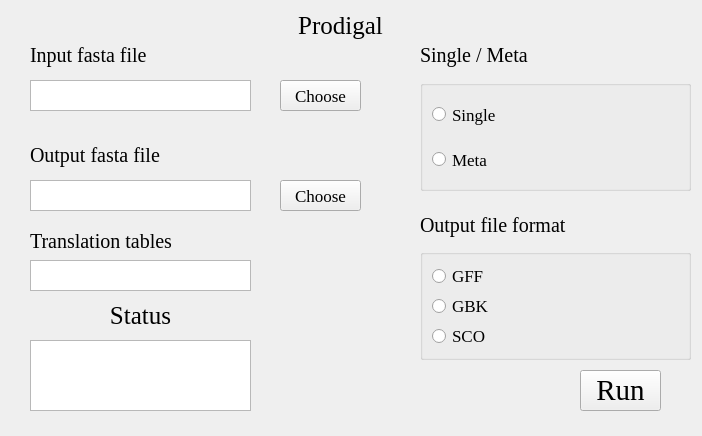
First picture: the form in Prodigal.ui, repository hzaurzli/MicroWorldOmics, before the edit.
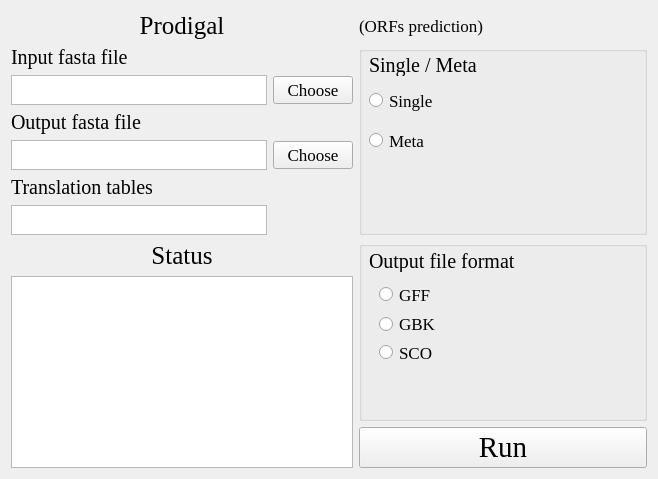
Second picture: the form after the edit. Icons and pictures are not drawn.

What changed in the file:
```diff
--- a/Prodigal.ui
+++ b/Prodigal.ui
@@ -6,12 +6,12 @@
    <rect>
     <x>0</x>
     <y>0</y>
-    <width>702</width>
-    <height>436</height>
+    <width>658</width>
+    <height>478</height>
    </rect>
   </property>
   <property name="sizePolicy">
-   <sizepolicy hsizetype="Expanding" vsizetype="Preferred">
+   <sizepolicy hsizetype="Expanding" vsizetype="Expanding">
     <horstretch>0</horstretch>
     <verstretch>0</verstretch>
    </sizepolicy>
@@ -22,180 +22,11 @@
   <property name="styleSheet">
    <string notr="true">background-image: url(D:/Documents/Desktop/bb.png)</string>
   </property>
-  <widget class="QLabel" name="label">
-   <property name="geometry">
-    <rect>
-     <x>280</x>
-     <y>10</y>
-     <width>121</width>
-     <height>31</height>
-    </rect>
-   </property>
-   <property name="font">
-    <font>
-     <family>Times New Roman</family>
-     <pointsize>19</pointsize>
-    </font>
-   </property>
-   <property name="text">
-    <string>Prodigal</string>
-   </property>
-   <property name="alignment">
-    <set>Qt::AlignCenter</set>
-   </property>
-  </widget>
-  <widget class="QLabel" name="label_2">
-   <property name="geometry">
-    <rect>
-     <x>30</x>
-     <y>40</y>
-     <width>161</width>
-     <height>31</height>
-    </rect>
-   </property>
-   <property name="font">
-    <font>
-     <family>Times New Roman</family>
-     <pointsize>15</pointsize>
-    </font>
-   </property>
-   <property name="text">
-    <string>Input fasta file</string>
-   </property>
-   <property name="alignment">
-    <set>Qt::AlignLeading|Qt::AlignLeft|Qt::AlignVCenter</set>
-   </property>
-  </widget>
-  <widget class="QTextBrowser" name="textBrowser_2">
-   <property name="geometry">
-    <rect>
-     <x>30</x>
-     <y>80</y>
-     <width>221</width>
-     <height>31</height>
-    </rect>
-   </property>
-   <property name="styleSheet">
-    <string notr="true">background-image: url(D:/Documents/Desktop/white.png)</string>
-   </property>
-  </widget>
-  <widget class="QLabel" name="label_3">
-   <property name="geometry">
-    <rect>
-     <x>30</x>
-     <y>140</y>
-     <width>161</width>
-     <height>31</height>
-    </rect>
-   </property>
-   <property name="font">
-    <font>
-     <family>Times New Roman</family>
-     <pointsize>15</pointsize>
-    </font>
-   </property>
-   <property name="text">
-    <string>Output fasta file</string>
-   </property>
-   <property name="alignment">
-    <set>Qt::AlignLeading|Qt::AlignLeft|Qt::AlignVCenter</set>
-   </property>
-  </widget>
-  <widget class="QTextBrowser" name="textBrowser_3">
-   <property name="geometry">
-    <rect>
-     <x>30</x>
-     <y>180</y>
-     <width>221</width>
-     <height>31</height>
-    </rect>
-   </property>
-   <property name="styleSheet">
-    <string notr="true">background-image: url(D:/Documents/Desktop/white.png)</string>
-   </property>
-  </widget>
-  <widget class="QPushButton" name="pushButton_2">
-   <property name="geometry">
-    <rect>
-     <x>280</x>
-     <y>80</y>
-     <width>81</width>
-     <height>31</height>
-    </rect>
-   </property>
-   <property name="font">
-    <font>
-     <family>Times New Roman</family>
-     <pointsize>13</pointsize>
-    </font>
-   </property>
-   <property name="text">
-    <string>Choose</string>
-   </property>
-  </widget>
-  <widget class="QPushButton" name="pushButton_3">
-   <property name="geometry">
-    <rect>
-     <x>280</x>
-     <y>180</y>
-     <width>81</width>
-     <height>31</height>
-    </rect>
-   </property>
-   <property name="font">
-    <font>
-     <family>Times New Roman</family>
-     <pointsize>13</pointsize>
-    </font>
-   </property>
-   <property name="text">
-    <string>Choose</string>
-   </property>
-  </widget>
-  <widget class="QTextBrowser" name="textBrowser">
-   <property name="geometry">
-    <rect>
-     <x>30</x>
-     <y>340</y>
-     <width>221</width>
-     <height>71</height>
-    </rect>
-   </property>
-   <property name="styleSheet">
-    <string notr="true">background-image: url(D:/Documents/Desktop/white.png)</string>
-   </property>
-  </widget>
-  <widget class="QLabel" name="label_4">
-   <property name="geometry">
-    <rect>
-     <x>60</x>
-     <y>300</y>
-     <width>161</width>
-     <height>31</height>
-    </rect>
-   </property>
-   <property name="font">
-    <font>
-     <family>Times New Roman</family>
-     <pointsize>19</pointsize>
-    </font>
-   </property>
-   <property name="text">
-    <string>Status</string>
-   </property>
-   <property name="alignment">
-    <set>Qt::AlignCenter</set>
-   </property>
-  </widget>
+  <layout class="QGridLayout" name="gridLayout_8">
+   <item row="3" column="1">
+    <layout class="QGridLayout" name="gridLayout_6">
+     <item row="0" column="0">
   <widget class="QPushButton" name="pushButton">
-   <property name="geometry">
-    <rect>
-     <x>580</x>
-     <y>370</y>
-     <width>81</width>
-     <height>41</height>
-    </rect>
-   </property>
    <property name="font">
     <font>
      <family>Times New Roman</family>
@@ -209,23 +40,36 @@
     <string>Run</string>
    </property>
   </widget>
-  <widget class="QGroupBox" name="verticalGroupBox">
-   <property name="geometry">
-    <rect>
-     <x>420</x>
-     <y>80</y>
-     <width>271</width>
-     <height>111</height>
-    </rect>
-   </property>
-   <property name="styleSheet">
-    <string notr="true">background-image: url(D:/Documents/Desktop/white.png)</string>
-   </property>
-   <layout class="QVBoxLayout" name="verticalLayout">
-    <item>
+     </item>
+    </layout>
+   </item>
+   <item row="1" column="1">
+    <layout class="QGridLayout" name="gridLayout_5">
+     <property name="verticalSpacing">
+      <number>0</number>
+     </property>
+     <item row="0" column="0">
+      <widget class="QGroupBox" name="groupBox">
+       <property name="sizePolicy">
+        <sizepolicy hsizetype="Expanding" vsizetype="Expanding">
+         <horstretch>0</horstretch>
+         <verstretch>0</verstretch>
+        </sizepolicy>
+       </property>
+       <property name="title">
+        <string/>
+       </property>
      <widget class="QRadioButton" name="radioButton">
+        <property name="geometry">
+         <rect>
+          <x>10</x>
+          <y>40</y>
+          <width>151</width>
+          <height>29</height>
+         </rect>
+        </property>
       <property name="sizePolicy">
-       <sizepolicy hsizetype="Preferred" vsizetype="Expanding">
+         <sizepolicy hsizetype="Expanding" vsizetype="Expanding">
         <horstretch>0</horstretch>
         <verstretch>0</verstretch>
        </sizepolicy>
@@ -246,11 +90,17 @@
        <bool>true</bool>
       </property>
      </widget>
-    </item>
-    <item>
      <widget class="QRadioButton" name="radioButton_2">
+        <property name="geometry">
+         <rect>
+          <x>10</x>
+          <y>80</y>
+          <width>121</width>
+          <height>29</height>
+         </rect>
+        </property>
       <property name="sizePolicy">
-       <sizepolicy hsizetype="Minimum" vsizetype="Expanding">
+         <sizepolicy hsizetype="Expanding" vsizetype="Expanding">
         <horstretch>0</horstretch>
         <verstretch>0</verstretch>
        </sizepolicy>
@@ -271,30 +121,157 @@
        <bool>true</bool>
       </property>
      </widget>
-    </item>
-   </layout>
-  </widget>
-  <widget class="QGroupBox" name="verticalGroupBox_2">
+       <widget class="QLabel" name="label_7">
    <property name="geometry">
     <rect>
-     <x>420</x>
-     <y>249</y>
-     <width>271</width>
-     <height>111</height>
-    </rect>
-   </property>
+          <x>10</x>
+          <y>9</y>
+          <width>169</width>
+          <height>21</height>
+         </rect>
+        </property>
+        <property name="sizePolicy">
+         <sizepolicy hsizetype="Expanding" vsizetype="Expanding">
+          <horstretch>0</horstretch>
+          <verstretch>0</verstretch>
+         </sizepolicy>
+        </property>
+        <property name="maximumSize">
+         <size>
+          <width>16777215</width>
+          <height>30</height>
+         </size>
+        </property>
+        <property name="font">
+         <font>
+          <family>Times New Roman</family>
+          <pointsize>15</pointsize>
+         </font>
+        </property>
+        <property name="text">
+         <string>Single / Meta</string>
+        </property>
+        <property name="alignment">
+         <set>Qt::AlignLeading|Qt::AlignLeft|Qt::AlignVCenter</set>
+        </property>
+       </widget>
+      </widget>
+     </item>
+    </layout>
+   </item>
+   <item row="0" column="0">
+    <layout class="QGridLayout" name="gridLayout">
+     <property name="rightMargin">
+      <number>0</number>
+     </property>
+     <item row="0" column="0">
+      <widget class="QLabel" name="label">
+       <property name="sizePolicy">
+        <sizepolicy hsizetype="Expanding" vsizetype="Expanding">
+         <horstretch>0</horstretch>
+         <verstretch>0</verstretch>
+        </sizepolicy>
+       </property>
+       <property name="font">
+        <font>
+         <family>Times New Roman</family>
+         <pointsize>19</pointsize>
+        </font>
+       </property>
+       <property name="text">
+        <string>Prodigal</string>
+       </property>
+       <property name="alignment">
+        <set>Qt::AlignCenter</set>
+       </property>
+      </widget>
+     </item>
+    </layout>
+   </item>
+   <item row="0" column="1">
+    <layout class="QVBoxLayout" name="verticalLayout_7">
+     <item>
+      <widget class="QLabel" name="label_5">
+       <property name="font">
+        <font>
+         <family>Times New Roman</family>
+         <pointsize>13</pointsize>
+        </font>
+       </property>
+       <property name="text">
+        <string>(ORFs prediction)</string>
+       </property>
+      </widget>
+     </item>
+    </layout>
+   </item>
+   <item row="2" column="0" rowspan="2">
+    <layout class="QGridLayout" name="gridLayout_7">
+     <item row="0" column="0">
+      <widget class="QLabel" name="label_4">
+       <property name="font">
+        <font>
+         <family>Times New Roman</family>
+         <pointsize>19</pointsize>
+        </font>
+       </property>
+       <property name="text">
+        <string>Status</string>
+       </property>
+       <property name="alignment">
+        <set>Qt::AlignCenter</set>
+       </property>
+      </widget>
+     </item>
+     <item row="1" column="0">
+      <widget class="QTextBrowser" name="textBrowser">
+       <property name="sizePolicy">
+        <sizepolicy hsizetype="Expanding" vsizetype="MinimumExpanding">
+         <horstretch>0</horstretch>
+         <verstretch>0</verstretch>
+        </sizepolicy>
+       </property>
+       <property name="maximumSize">
+        <size>
+         <width>16777215</width>
+         <height>200</height>
+        </size>
+       </property>
    <property name="styleSheet">
-    <string notr="true">background-image: url(D:/Documents/Desktop/white.png)</string>
-   </property>
-   <layout class="QVBoxLayout" name="verticalLayout_2">
+        <string notr="true">background-image: url(D:/tools/Pycharm/pyqt/logo/white.png)</string>
+       </property>
+      </widget>
+     </item>
+    </layout>
+   </item>
+   <item row="2" column="1">
+    <layout class="QVBoxLayout" name="verticalLayout_5">
     <item>
-     <widget class="QRadioButton" name="radioButton_3">
+      <widget class="QGroupBox" name="groupBox_2">
       <property name="sizePolicy">
-       <sizepolicy hsizetype="Minimum" vsizetype="Expanding">
+        <sizepolicy hsizetype="Expanding" vsizetype="Expanding">
         <horstretch>0</horstretch>
         <verstretch>0</verstretch>
        </sizepolicy>
       </property>
+       <property name="title">
+        <string/>
+       </property>
+       <widget class="QRadioButton" name="radioButton_11">
+        <property name="geometry">
+         <rect>
+          <x>20</x>
+          <y>100</y>
+          <width>241</width>
+          <height>23</height>
+         </rect>
+        </property>
+        <property name="sizePolicy">
+         <sizepolicy hsizetype="Expanding" vsizetype="Fixed">
+          <horstretch>0</horstretch>
+          <verstretch>0</verstretch>
+         </sizepolicy>
+        </property>
       <property name="font">
        <font>
         <family>Times New Roman</family>
@@ -302,20 +279,26 @@
        </font>
       </property>
       <property name="styleSheet">
-       <string notr="true">background-image: url(D:/Documents/Desktop/white.png)</string>
+         <string notr="true"/>
       </property>
       <property name="text">
-       <string>GFF</string>
+         <string>SCO</string>
       </property>
       <property name="autoExclusive">
        <bool>true</bool>
       </property>
      </widget>
-    </item>
-    <item>
      <widget class="QRadioButton" name="radioButton_4">
+        <property name="geometry">
+         <rect>
+          <x>20</x>
+          <y>70</y>
+          <width>231</width>
+          <height>26</height>
+         </rect>
+        </property>
       <property name="sizePolicy">
-       <sizepolicy hsizetype="Preferred" vsizetype="Expanding">
+         <sizepolicy hsizetype="Expanding" vsizetype="Expanding">
         <horstretch>0</horstretch>
         <verstretch>0</verstretch>
        </sizepolicy>
@@ -336,11 +319,17 @@
        <bool>true</bool>
       </property>
      </widget>
-    </item>
-    <item>
-     <widget class="QRadioButton" name="radioButton_5">
+       <widget class="QRadioButton" name="radioButton_3">
+        <property name="geometry">
+         <rect>
+          <x>20</x>
+          <y>40</y>
+          <width>161</width>
+          <height>27</height>
+         </rect>
+        </property>
       <property name="sizePolicy">
-       <sizepolicy hsizetype="Preferred" vsizetype="Fixed">
+         <sizepolicy hsizetype="Expanding" vsizetype="Expanding">
         <horstretch>0</horstretch>
         <verstretch>0</verstretch>
        </sizepolicy>
@@ -352,27 +341,162 @@
        </font>
       </property>
       <property name="styleSheet">
-       <string notr="true">background-image: url(D:/Documents/Desktop/white.png)</string>
+         <string notr="true"/>
       </property>
       <property name="text">
-       <string>SCO</string>
+         <string>GFF</string>
       </property>
       <property name="autoExclusive">
        <bool>true</bool>
       </property>
      </widget>
-    </item>
-   </layout>
-  </widget>
+       <widget class="QLabel" name="label_10">
+        <property name="geometry">
+         <rect>
+          <x>10</x>
+          <y>10</y>
+          <width>241</width>
+          <height>21</height>
+         </rect>
+        </property>
+        <property name="sizePolicy">
+         <sizepolicy hsizetype="Expanding" vsizetype="Expanding">
+          <horstretch>0</horstretch>
+          <verstretch>0</verstretch>
+         </sizepolicy>
+        </property>
+        <property name="font">
+         <font>
+          <family>Times New Roman</family>
+          <pointsize>15</pointsize>
+         </font>
+        </property>
+        <property name="text">
+         <string>Output file format</string>
+        </property>
+        <property name="alignment">
+         <set>Qt::AlignLeading|Qt::AlignLeft|Qt::AlignVCenter</set>
+        </property>
+       </widget>
+      </widget>
+     </item>
+    </layout>
+   </item>
+   <item row="1" column="0">
+    <layout class="QGridLayout" name="gridLayout_2">
+     <item row="4" column="1">
+      <widget class="QPushButton" name="pushButton_3">
+       <property name="font">
+        <font>
+         <family>Times New Roman</family>
+         <pointsize>13</pointsize>
+        </font>
+       </property>
+       <property name="text">
+        <string>Choose</string>
+       </property>
+      </widget>
+     </item>
+     <item row="2" column="1">
+      <widget class="QPushButton" name="pushButton_2">
+       <property name="font">
+        <font>
+         <family>Times New Roman</family>
+         <pointsize>13</pointsize>
+        </font>
+       </property>
+       <property name="text">
+        <string>Choose</string>
+       </property>
+      </widget>
+     </item>
+     <item row="4" column="0">
+      <widget class="QTextBrowser" name="textBrowser_3">
+       <property name="sizePolicy">
+        <sizepolicy hsizetype="Expanding" vsizetype="MinimumExpanding">
+         <horstretch>0</horstretch>
+         <verstretch>0</verstretch>
+        </sizepolicy>
+       </property>
+       <property name="maximumSize">
+        <size>
+         <width>16777215</width>
+         <height>30</height>
+        </size>
+       </property>
+       <property name="styleSheet">
+        <string notr="true">background-image: url(D:/tools/Pycharm/pyqt/logo/white.png)</string>
+       </property>
+      </widget>
+     </item>
+     <item row="2" column="0">
+      <widget class="QTextBrowser" name="textBrowser_2">
+       <property name="sizePolicy">
+        <sizepolicy hsizetype="Expanding" vsizetype="MinimumExpanding">
+         <horstretch>0</horstretch>
+         <verstretch>0</verstretch>
+        </sizepolicy>
+       </property>
+       <property name="maximumSize">
+        <size>
+         <width>16777215</width>
+         <height>30</height>
+        </size>
+       </property>
+       <property name="styleSheet">
+        <string notr="true">background-image: url(D:/tools/Pycharm/pyqt/logo/white.png)</string>
+       </property>
+      </widget>
+     </item>
+     <item row="1" column="0" colspan="2">
+      <widget class="QLabel" name="label_2">
+       <property name="sizePolicy">
+        <sizepolicy hsizetype="Expanding" vsizetype="MinimumExpanding">
+         <horstretch>0</horstretch>
+         <verstretch>0</verstretch>
+        </sizepolicy>
+       </property>
+       <property name="maximumSize">
+        <size>
+         <width>16777215</width>
+         <height>30</height>
+        </size>
+       </property>
+       <property name="font">
+        <font>
+         <family>Times New Roman</family>
+         <pointsize>15</pointsize>
+        </font>
+       </property>
+       <property name="text">
+        <string>Input fasta file</string>
+       </property>
+       <property name="alignment">
+        <set>Qt::AlignLeading|Qt::AlignLeft|Qt::AlignVCenter</set>
+       </property>
+      </widget>
+     </item>
+     <item row="6" column="0">
+      <widget class="QTextEdit" name="textEdit">
+       <property name="sizePolicy">
+        <sizepolicy hsizetype="Expanding" vsizetype="MinimumExpanding">
+         <horstretch>0</horstretch>
+         <verstretch>0</verstretch>
+        </sizepolicy>
+       </property>
+       <property name="maximumSize">
+        <size>
+         <width>16777215</width>
+         <height>30</height>
+        </size>
+       </property>
+       <property name="styleSheet">
+        <string notr="true">background-image: url(D:/Documents/Desktop/white.png)</string>
+       </property>
+      </widget>
+     </item>
+     <item row="5" column="0" colspan="2">
   <widget class="QLabel" name="label_9">
-   <property name="geometry">
-    <rect>
-     <x>30</x>
-     <y>230</y>
-     <width>161</width>
-     <height>22</height>
-    </rect>
-   </property>
    <property name="sizePolicy">
     <sizepolicy hsizetype="Preferred" vsizetype="Fixed">
      <horstretch>0</horstretch>
@@ -392,62 +516,21 @@
     <set>Qt::AlignLeading|Qt::AlignLeft|Qt::AlignVCenter</set>
    </property>
   </widget>
-  <widget class="QTextEdit" name="textEdit">
-   <property name="geometry">
-    <rect>
-     <x>30</x>
-     <y>260</y>
-     <width>221</width>
-     <height>31</height>
-    </rect>
-   </property>
-   <property name="styleSheet">
-    <string notr="true">background-image: url(D:/Documents/Desktop/white.png)</string>
-   </property>
-  </widget>
-  <widget class="QLabel" name="label_7">
-   <property name="geometry">
-    <rect>
-     <x>420</x>
-     <y>40</y>
-     <width>171</width>
-     <height>31</height>
-    </rect>
-   </property>
+     </item>
+     <item row="3" column="0" colspan="2">
+      <widget class="QLabel" name="label_3">
    <property name="sizePolicy">
-    <sizepolicy hsizetype="Preferred" vsizetype="Preferred">
+        <sizepolicy hsizetype="Expanding" vsizetype="MinimumExpanding">
      <horstretch>0</horstretch>
      <verstretch>0</verstretch>
     </sizepolicy>
    </property>
-   <property name="font">
-    <font>
-     <family>Times New Roman</family>
-     <pointsize>15</pointsize>
-    </font>
-   </property>
-   <property name="text">
-    <string>Single / Meta</string>
-   </property>
-   <property name="alignment">
-    <set>Qt::AlignLeading|Qt::AlignLeft|Qt::AlignVCenter</set>
-   </property>
-  </widget>
-  <widget class="QLabel" name="label_8">
-   <property name="geometry">
-    <rect>
-     <x>420</x>
-     <y>210</y>
-     <width>181</width>
-     <height>31</height>
-    </rect>
-   </property>
-   <property name="sizePolicy">
-    <sizepolicy hsizetype="Preferred" vsizetype="Preferred">
-     <horstretch>0</horstretch>
-     <verstretch>0</verstretch>
-    </sizepolicy>
-   </property>
+       <property name="maximumSize">
+        <size>
+         <width>16777215</width>
+         <height>30</height>
+        </size>
+       </property>
    <property name="font">
     <font>
      <family>Times New Roman</family>
@@ -455,12 +538,16 @@
     </font>
    </property>
    <property name="text">
-    <string>Output file format</string>
+        <string>Output fasta file</string>
    </property>
    <property name="alignment">
     <set>Qt::AlignLeading|Qt::AlignLeft|Qt::AlignVCenter</set>
    </property>
   </widget>
+     </item>
+    </layout>
+   </item>
+  </layout>
  </widget>
  <resources/>
  <connections/>
```
Left out of the diff: 12 changed lines with no effect on the pictures. Lines whose indentation alone changed are shown as unchanged.
